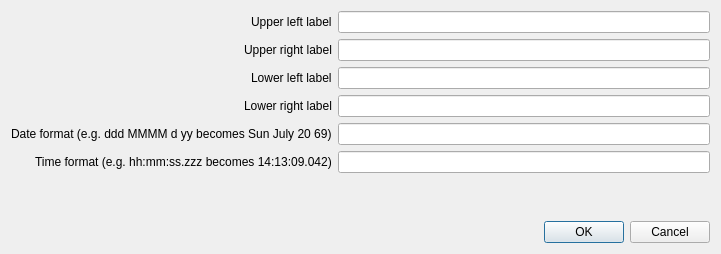
Above: preferencesdialog.ui from adamb924/TaskManager before the change. Below: the same form after it.
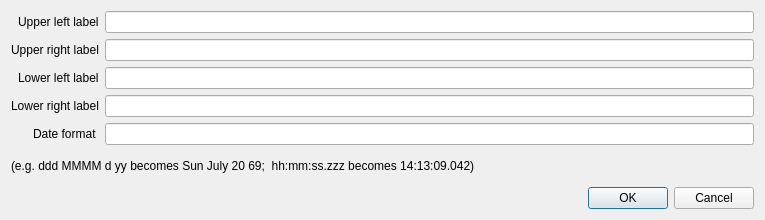
That is the form after the change.

The edit to the form file:
```diff
--- a/preferencesdialog.ui
+++ b/preferencesdialog.ui
@@ -6,8 +6,8 @@
    <rect>
     <x>0</x>
     <y>0</y>
-    <width>721</width>
-    <height>254</height>
+    <width>765</width>
+    <height>220</height>
    </rect>
   </property>
   <property name="windowTitle">
@@ -65,25 +65,22 @@
      <item row="4" column="0">
       <widget class="QLabel" name="dateFormatEGDddMMMMDYyBecomesSunJuly2069Label">
        <property name="text">
-        <string>Date format (e.g. ddd MMMM d yy becomes Sun July 20 69)</string>
+        <string>Date format </string>
        </property>
       </widget>
      </item>
      <item row="4" column="1">
       <widget class="QLineEdit" name="date"/>
      </item>
-     <item row="5" column="0">
-      <widget class="QLabel" name="timeFormatEGHhMmSsZzzBecomes141309042Label">
-       <property name="text">
-        <string>Time format (e.g. hh:mm:ss.zzz becomes 14:13:09.042)</string>
-       </property>
-      </widget>
-     </item>
-     <item row="5" column="1">
-      <widget class="QLineEdit" name="time"/>
-     </item>
     </layout>
    </item>
+   <item>
+    <widget class="QLabel" name="label">
+     <property name="text">
+      <string>(e.g. ddd MMMM d yy becomes Sun July 20 69;  hh:mm:ss.zzz becomes 14:13:09.042)</string>
+     </property>
+    </widget>
+   </item>
    <item>
     <widget class="QDialogButtonBox" name="buttonBox">
      <property name="orientation">
```
